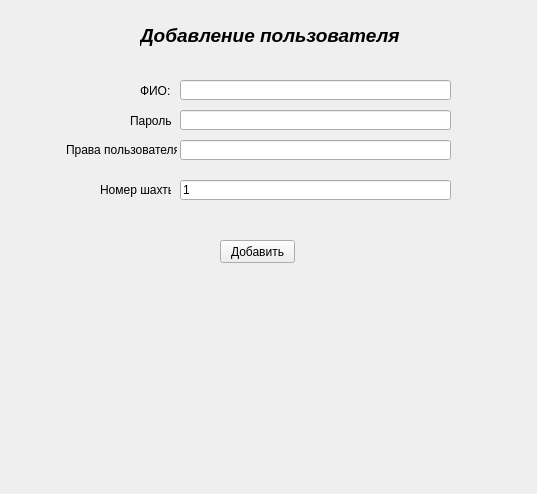
Qt form view/ifc/add user.ui (ilyababich21/NIva1) before a commit.
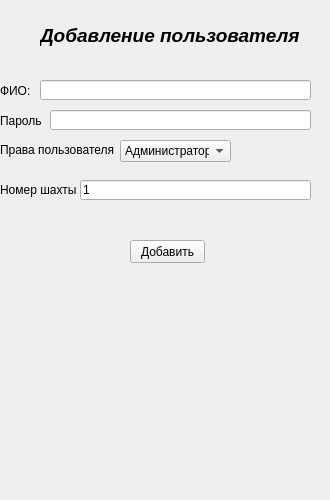
The same form after that commit.

Commit message: working add and delete users

What changed in the file:
```diff
--- a/view/ifc/add user.ui
+++ b/view/ifc/add user.ui
@@ -6,8 +6,8 @@
    <rect>
     <x>0</x>
     <y>0</y>
-    <width>537</width>
-    <height>494</height>
+    <width>330</width>
+    <height>500</height>
    </rect>
   </property>
   <property name="windowTitle">
@@ -17,7 +17,7 @@
    <widget class="QLabel" name="label">
     <property name="geometry">
      <rect>
-      <x>140</x>
+      <x>40</x>
       <y>20</y>
       <width>271</width>
       <height>31</height>
@@ -30,7 +30,7 @@
    <widget class="QLabel" name="label_2">
     <property name="geometry">
      <rect>
-      <x>140</x>
+      <x>0</x>
       <y>80</y>
       <width>41</width>
       <height>21</height>
@@ -43,7 +43,7 @@
    <widget class="QLineEdit" name="username">
     <property name="geometry">
      <rect>
-      <x>180</x>
+      <x>40</x>
       <y>80</y>
       <width>271</width>
       <height>20</height>
@@ -53,9 +53,9 @@
    <widget class="QLabel" name="label_3">
     <property name="geometry">
      <rect>
-      <x>66</x>
+      <x>0</x>
       <y>140</y>
-      <width>111</width>
+      <width>121</width>
       <height>20</height>
      </rect>
     </property>
@@ -63,22 +63,12 @@
      <string>Права пользователя</string>
     </property>
    </widget>
-   <widget class="QLineEdit" name="law">
-    <property name="geometry">
-     <rect>
-      <x>180</x>
-      <y>140</y>
-      <width>271</width>
-      <height>20</height>
-     </rect>
-    </property>
-   </widget>
    <widget class="QLabel" name="label_4">
     <property name="geometry">
      <rect>
-      <x>100</x>
+      <x>0</x>
       <y>180</y>
-      <width>71</width>
+      <width>81</width>
       <height>20</height>
      </rect>
     </property>
@@ -89,9 +79,9 @@
    <widget class="QLineEdit" name="mine">
     <property name="geometry">
      <rect>
-      <x>180</x>
+      <x>80</x>
       <y>180</y>
-      <width>271</width>
+      <width>231</width>
       <height>20</height>
      </rect>
     </property>
@@ -102,7 +92,7 @@
    <widget class="QLabel" name="label_5">
     <property name="geometry">
      <rect>
-      <x>130</x>
+      <x>0</x>
       <y>110</y>
       <width>41</width>
       <height>21</height>
@@ -115,9 +105,9 @@
    <widget class="QLineEdit" name="password">
     <property name="geometry">
      <rect>
-      <x>180</x>
+      <x>50</x>
       <y>110</y>
-      <width>271</width>
+      <width>261</width>
       <height>20</height>
      </rect>
     </property>
@@ -125,7 +115,7 @@
    <widget class="QPushButton" name="add">
     <property name="geometry">
      <rect>
-      <x>220</x>
+      <x>130</x>
       <y>240</y>
       <width>75</width>
       <height>23</height>
@@ -135,6 +125,26 @@
      <string>Добавить</string>
     </property>
    </widget>
+   <widget class="QComboBox" name="law">
+    <property name="geometry">
+     <rect>
+      <x>120</x>
+      <y>140</y>
+      <width>111</width>
+      <height>22</height>
+     </rect>
+    </property>
+    <item>
+     <property name="text">
+      <string>Администратор</string>
+     </property>
+    </item>
+    <item>
+     <property name="text">
+      <string>Шахтер</string>
+     </property>
+    </item>
+   </widget>
   </widget>
  </widget>
  <resources/>
```
The commit also changes 8 other files.
